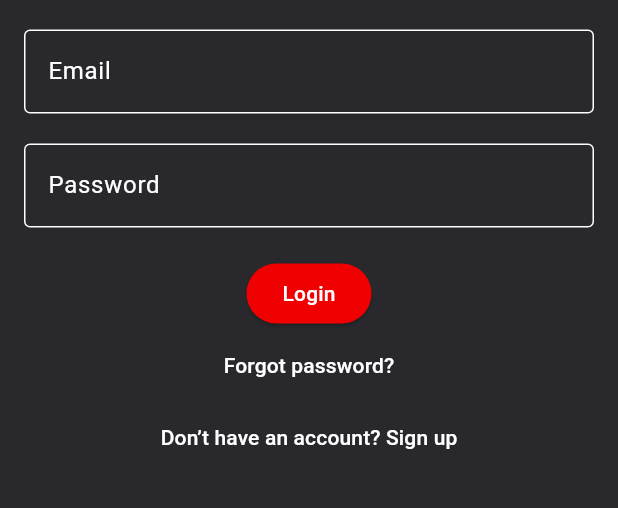
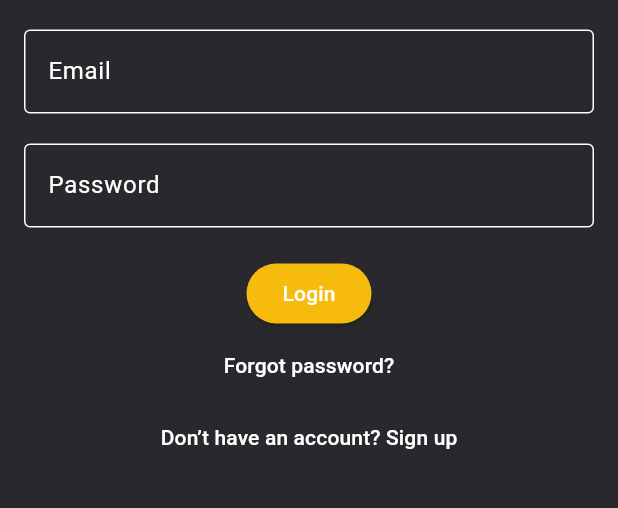
Before and after one commit to RafaelMarian/Project-GymApp_Flutter, a Flutter app: the screen it shows after launch, on a phone screen of 412 x 824 dp, the part 416-924 px from its top. Run offline on Flutter 3.47's test engine with Material 3 defaults, Android fonts, the phone set to English and light mode, and no system bars; our stand-ins replace cloud_firestore, firebase_auth, firebase_core, shared_preferences; accounts and stored records are empty.

Commit message:
changing login button color

```diff
--- a/lib/login_page.dart
+++ b/lib/login_page.dart
@@ -86,7 +86,7 @@ class _LoginPageState extends State<LoginPage> {
             const SizedBox(height: 20.0),
             ElevatedButton(
               style: ElevatedButton.styleFrom(
-                backgroundColor: const Color(0xFFF00000), // Red button
+                backgroundColor: const Color(0xFFF7BB0E), // yellow button
               ),
               onPressed: _login,
               child: const Text(
```
